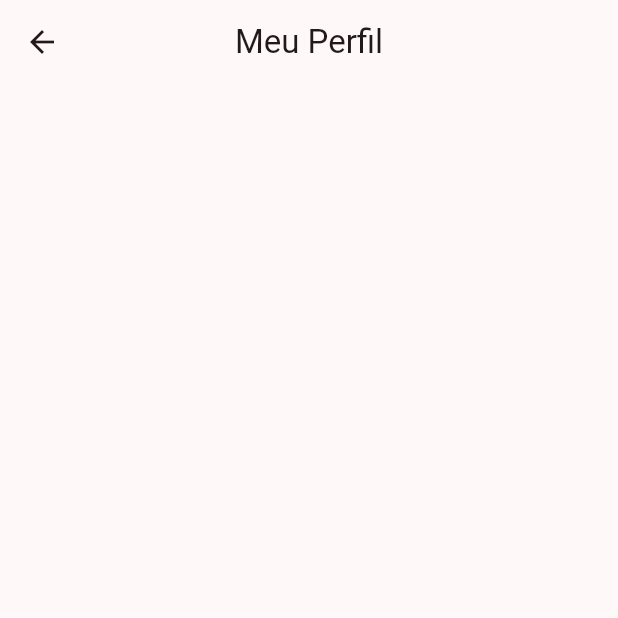
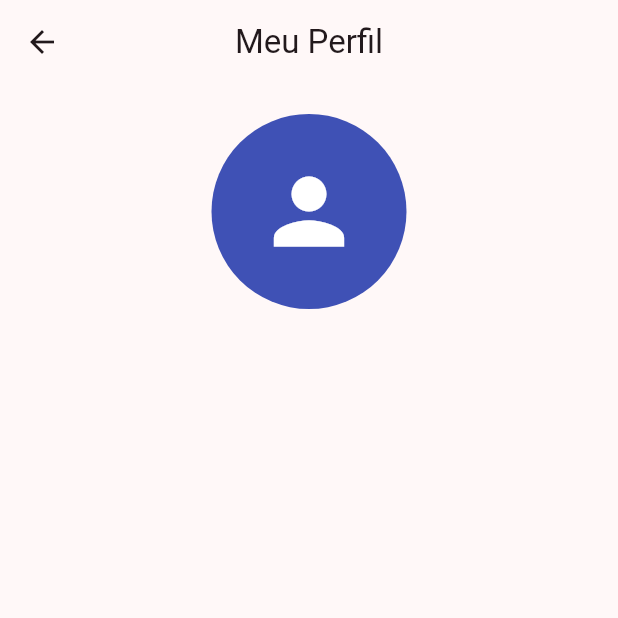
Before and after one commit to kakauzinha-cv/programa-o-mobili2026, a Flutter app: the Aula03 screen opened by its route, on a phone screen of 412 x 824 dp, the top half of it. Run offline on Flutter 3.47's test engine with Material 3 defaults, Android fonts, the phone set to English and light mode, and no system bars.

Commit message:
trabalhando alinhamento do column

```diff
--- a/lib/menu_lateral.dart
+++ b/lib/menu_lateral.dart
@@ -14,28 +14,26 @@ class _MenuLateralState extends State<MenuLateral> {
       child: ListView(
         padding: EdgeInsets.zero,
         children: [
-           const DrawerHeader(
-            decoration: BoxDecoration(
-              color: Colors.yellow
-            ),
+          const DrawerHeader(
+            decoration: BoxDecoration(color: Colors.yellow),
             child: Text('Curso Flutter'),
           ),
           ListTile(
             leading: const Icon(Icons.crop_square),
             title: const Text("01 - Container"),
-            onTap: () => Navigator. pushNamed(context, "/aula01"),
+            onTap: () => Navigator.pushNamed(context, "/aula01"),
           ),
           ListTile(
             leading: const Icon(Icons.table_rows),
             title: const Text("02 - Linhas e Colunas"),
-            onTap: () => Navigator.pushNamed(context, "/aula02")
+            onTap: () => Navigator.pushNamed(context, "/aula02"),
           ),
-            LisTile(
-              leanding: const Icon(Icon.person),
-              title: const Text("03 - Perfil do usuário"),
-              ontap: () => Navigator.pushNamed(context, "/aula03"),
-            )
-       ],
+          ListTile(
+            leading: const Icon(Icons.person),
+            title: const Text("03 - Perfil do usuário"),
+            onTap: () => Navigator.pushNamed(context, "/aula03"),
+          ),
+        ],
       ),
     );
   }
--- a/lib/paginas/aula03.dart
+++ b/lib/paginas/aula03.dart
@@ -14,8 +14,27 @@ class Aula03 extends StatelessWidget {
       body: SingleChildScrollView(
         // Adiciona um padding em torno do conteúdo da tela
         padding: EdgeInsets.all(20),
-        child: Column(
-          children: [],
+        //Preciamos do container para aplicar alinhamemto e forma correta
+        child: Container(
+          width: double.infinity,
+          child: const Column(
+            mainAxisSize: MainAxisSize.max,
+            //Alimhando ao centro
+            mainAxisAlignment: MainAxisAlignment.center,
+            crossAxisAlignment: CrossAxisAlignment.center,
+            children: [
+              // Cria um avatar circular
+              const CircleAvatar(
+                radius: 65,
+                backgroundColor: Colors.indigo,
+                child: Icon(
+                  Icons.person,
+                  color: Colors.white,
+                  size: 70,
+                ),
+              ),
+            ],
+          ),
         ),
       ),
     );
```
